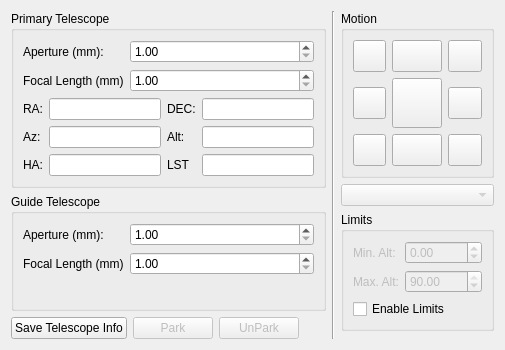
Qt form kstars/ekos/mount.ui (KDE/kstars) before a commit.
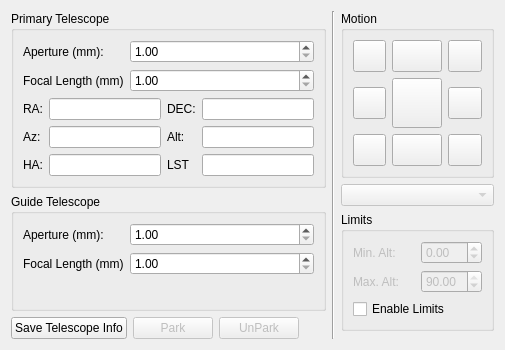
The same form after that commit.

```diff
--- a/kstars/ekos/mount.ui
+++ b/kstars/ekos/mount.ui
@@ -429,9 +429,7 @@
          <property name="title">
           <string>Limits</string>
          </property>
-         <layout class="QVBoxLayout" name="verticalLayout_3">
-          <item>
-           <layout class="QFormLayout" name="formLayout_3">
+         <layout class="QGridLayout" name="gridLayout_3">
             <item row="0" column="0">
              <widget class="QLabel" name="minAltLabel">
               <property name="enabled">
@@ -450,6 +448,12 @@
               <property name="enabled">
                <bool>false</bool>
               </property>
+            <property name="sizePolicy">
+             <sizepolicy hsizetype="Preferred" vsizetype="Fixed">
+              <horstretch>0</horstretch>
+              <verstretch>0</verstretch>
+             </sizepolicy>
+            </property>
               <property name="minimum">
                <double>-10.000000000000000</double>
               </property>
@@ -476,6 +480,12 @@
               <property name="enabled">
                <bool>false</bool>
               </property>
+            <property name="sizePolicy">
+             <sizepolicy hsizetype="Preferred" vsizetype="Fixed">
+              <horstretch>0</horstretch>
+              <verstretch>0</verstretch>
+             </sizepolicy>
+            </property>
               <property name="maximum">
                <double>90.000000000000000</double>
               </property>
@@ -484,9 +494,7 @@
               </property>
              </widget>
             </item>
-           </layout>
-          </item>
-          <item>
+          <item row="2" column="0" colspan="2">
            <widget class="QCheckBox" name="enableLimitsCheck">
             <property name="text">
              <string>Enable Limits</string>
```
Left out of the diff: 2 changed lines with no effect on the pictures. Lines whose indentation alone changed are shown as unchanged.
